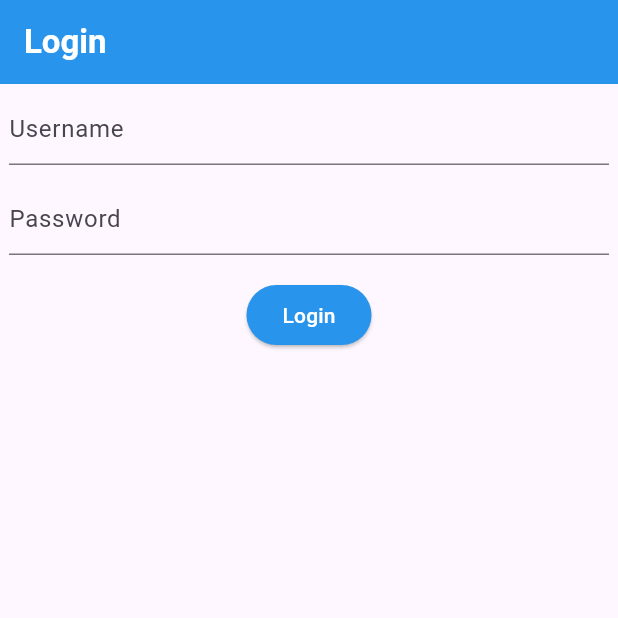
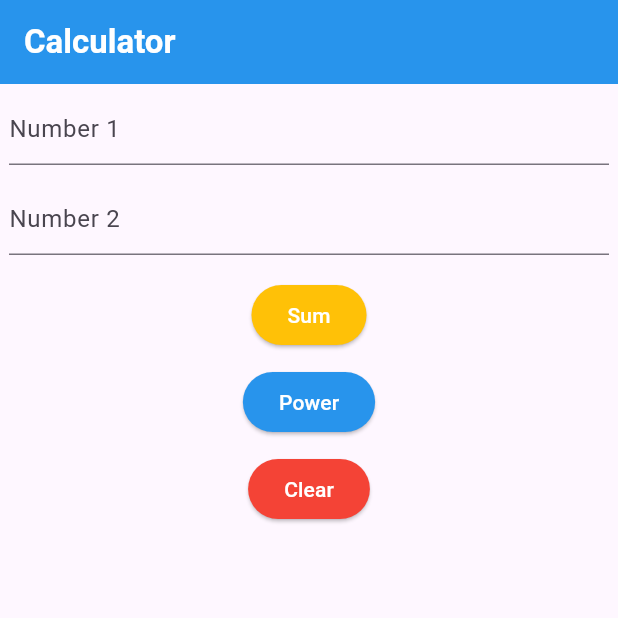
Before and after one commit to N-K-L1/flutter_application, a Flutter app: the screen it shows after launch, on a phone screen of 412 x 824 dp, the top half of it. Run offline on Flutter 3.47's test engine with Material 3 defaults, Android fonts, the phone set to English and light mode, and no system bars.

Commit message:
Complete Calculator app

```diff
--- a/lib/main.dart
+++ b/lib/main.dart
@@ -1,4 +1,4 @@
 import 'package:flutter/material.dart';
-import 'package:flutter_application/week04/login.dart';
+import 'package:flutter_application/week04/calculator.dart';
 
-void main() => runApp(MaterialApp(home: Login()));
+void main() => runApp(MaterialApp(home: Calculator()));
--- /dev/null
+++ b/lib/week04/calculator.dart
@@ -0,0 +1,122 @@
+// ignore_for_file: non_constant_identifier_names
+
+import 'package:flutter/material.dart';
+
+class Calculator extends StatefulWidget {
+  const Calculator({super.key});
+
+  @override
+  State<Calculator> createState() => _CalculatorState();
+}
+
+class _CalculatorState extends State<Calculator> {
+  //State variables
+  String message = '';
+  TextEditingController tcNum1 = TextEditingController();
+  TextEditingController tcNum2 = TextEditingController();
+
+  //Functions
+  void CalculateSum() {
+    setState(() {
+      if (tcNum1.text.isEmpty || tcNum2.text.isEmpty) {
+        message = 'Please input both numbers';
+        return;
+      } else if (tcNum1.text.contains(RegExp(r'[^0-9]')) ||
+          tcNum2.text.contains(RegExp(r'[^0-9]'))) {
+        message = 'Please input only numbers';
+        return;
+      } else {
+        int num1 = int.tryParse(tcNum1.text) ?? 0;
+        int num2 = int.tryParse(tcNum2.text) ?? 0;
+        int sum = num1 + num2;
+        message = 'Result = $sum';
+      }
+    });
+  }
+
+  void CalculatePower() {
+    setState(() {
+      if (tcNum1.text.isEmpty || tcNum2.text.isEmpty) {
+        message = 'Please input both numbers';
+        return;
+      } else if (tcNum1.text.contains(RegExp(r'[^0-9]')) ||
+          tcNum2.text.contains(RegExp(r'[^0-9]'))) {
+        message = 'Please input only numbers';
+        return;
+      } else {
+        int num1 = int.tryParse(tcNum1.text) ?? 0;
+        int num2 = int.tryParse(tcNum2.text) ?? 0;
+        int mul = num1 * num2;
+        message = 'Result =  $mul';
+      }
+    });
+  }
+
+  void ClearText() {
+    setState(() {
+      tcNum1.text = '';
+      tcNum2.text = '';
+      message = '';
+    });
+  }
+
+  @override
+  Widget build(BuildContext context) {
+    return Scaffold(
+      appBar: AppBar(
+        title: const Text(
+          'Calculator',
+          style: TextStyle(color: Colors.white, fontWeight: FontWeight.bold),
+        ),
+        backgroundColor: const Color.fromRGBO(40, 148, 236, 1),
+      ),
+      body: Column(
+        children: [
+          Padding(
+            padding: const EdgeInsets.all(6.0),
+            child: TextField(
+              controller: tcNum1,
+              decoration: InputDecoration(hintText: 'Number 1'),
+            ),
+          ),
+          Padding(
+            padding: const EdgeInsets.all(6.0),
+            child: TextField(
+              controller: tcNum2,
+              decoration: InputDecoration(hintText: 'Number 2'),
+            ),
+          ),
+          SizedBox(height: 10),
+          ElevatedButton(
+            onPressed: CalculateSum,
+            style: ElevatedButton.styleFrom(
+              backgroundColor: const Color.fromARGB(255, 255, 193, 7),
+            ),
+            child: const Text('Sum', style: TextStyle(color: Colors.white)),
+          ),
+          SizedBox(height: 10),
+          ElevatedButton(
+            onPressed: CalculatePower,
+            style: ElevatedButton.styleFrom(
+              backgroundColor: const Color.fromRGBO(40, 148, 236, 1),
+            ),
+            child: const Text('Power', style: TextStyle(color: Colors.white)),
+          ),
+          SizedBox(height: 10),
+          ElevatedButton(
+            onPressed: ClearText,
+            style: ElevatedButton.styleFrom(
+              backgroundColor: const Color.fromARGB(255, 244, 67, 54),
+            ),
+            child: const Text('Clear', style: TextStyle(color: Colors.white)),
+          ),
+          SizedBox(height: 10),
+          Text(
+            message,
+            style: TextStyle(color: const Color.fromARGB(255, 255, 0, 0)),
+          ),
+        ],
+      ),
+    );
+  }
+}
```
